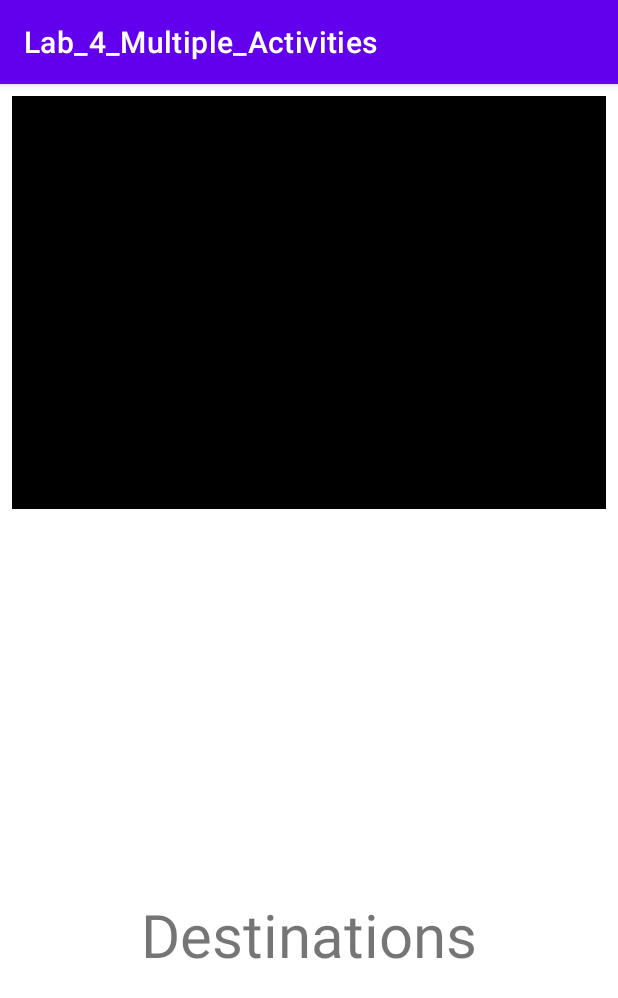
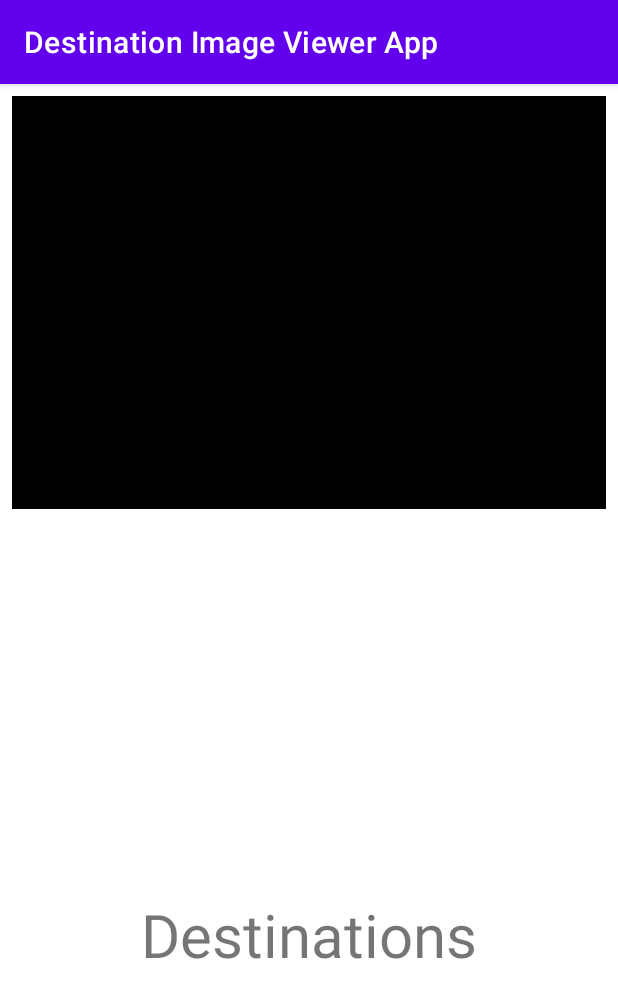
Before and after one commit to CoFlo35/MultipleActivities, an Android app: the screen it shows after launch (SelectActivity), on a phone screen of 412 x 824 dp. Shown: the top 998 px of the screen. Run offline under Robolectric (Android 15) with nearby library versions, the phone set to English and light mode, and no system bars; libraries missing offline, so code that uses them is left out: edu.temple; 2 statements that could not run were skipped.

Commit message:
Make the ActionBar title of each activity unique

```diff
--- a/app/src/main/java/edu/temple/lab_4_multiple_activities/DisplayActivity.kt
+++ b/app/src/main/java/edu/temple/lab_4_multiple_activities/DisplayActivity.kt
@@ -7,5 +7,8 @@ class DisplayActivity : AppCompatActivity() {
     override fun onCreate(savedInstanceState: Bundle?) {
         super.onCreate(savedInstanceState)
         setContentView(R.layout.activity_display)
+
+        //change the title of the actionbar to make it unqiue
+        getSupportActionBar()!!.setTitle("Destination Display")
     }
 }
--- a/app/src/main/java/edu/temple/lab_4_multiple_activities/SelectActivity.kt
+++ b/app/src/main/java/edu/temple/lab_4_multiple_activities/SelectActivity.kt
@@ -20,6 +20,8 @@ class SelectActivity : AppCompatActivity() {
         val recyclerView = findViewById<RecyclerView>(R.id.recyclerView)
         val textView = findViewById<TextView>(R.id.textView)
 
+        //change the title of the actionbar to be unique
+        getSupportActionBar()!!.setTitle("Destination Image Viewer App")
 
         // View.OnClickListener is created in the activity
         // and then passed to adapter
```
